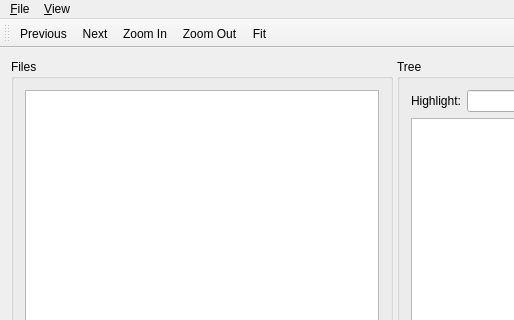
Old version of the form DactMainWindow.ui in the repository rug-compling/dact; both pictures show x 0 to 514 and y 0 to 320 of the 789 by 660 pixel window.
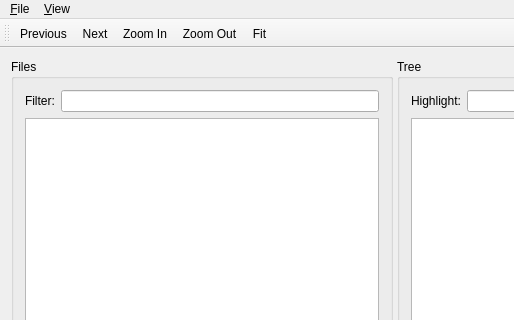
New version of the form. Icons and pictures are not drawn.

Diff of the .ui file:
```diff
--- a/DactMainWindow.ui
+++ b/DactMainWindow.ui
@@ -25,6 +25,20 @@
         <string>Files</string>
        </property>
        <layout class="QVBoxLayout" name="verticalLayout">
+        <item>
+         <layout class="QGridLayout" name="gridLayout_2">
+          <item row="0" column="0">
+           <widget class="QLabel" name="label_2">
+            <property name="text">
+             <string>Filter:</string>
+            </property>
+           </widget>
+          </item>
+          <item row="0" column="1">
+           <widget class="QLineEdit" name="filterLineEdit"/>
+          </item>
+         </layout>
+        </item>
         <item>
          <widget class="QListWidget" name="fileListWidget"/>
         </item>
```
